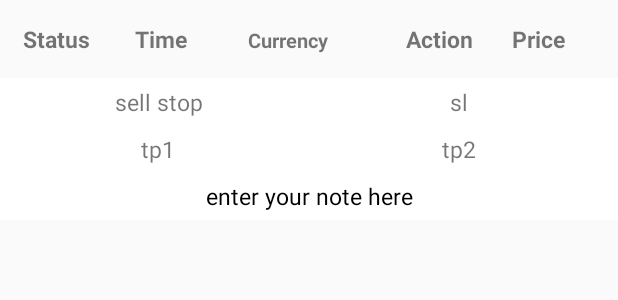
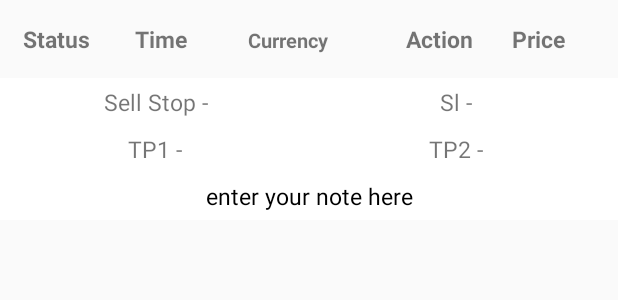
Before and after one commit to tvruikuzui/Shark-Tips, an Android app: the layout row_signal.xml on its own in the app's theme, with its tools: preview values and no code run, on a phone screen of 412 x 824 dp. Shown: the top 300 px of the screen. Run offline under Robolectric (Android 15) with nearby library versions, the phone set to English and light mode, and no system bars.

Commit message:
xml in signal

```diff
--- a/Shark-Tips/SharkTips/app/src/main/res/layout/fragment_login.xml
+++ b/Shark-Tips/SharkTips/app/src/main/res/layout/fragment_login.xml
@@ -40,4 +40,5 @@
         android:textSize="20sp"
         android:text="Login"/>
 
+
 </LinearLayout>
--- a/Shark-Tips/SharkTips/app/src/main/res/layout/fragment_signup.xml
+++ b/Shark-Tips/SharkTips/app/src/main/res/layout/fragment_signup.xml
@@ -130,6 +130,7 @@
         android:layout_height="wrap_content"
         android:background="@color/colorPrimaryDark"
         android:text="Submit"
+        android:textSize="20sp"
         android:textColor="#fff" />
 
 </LinearLayout>
--- a/Shark-Tips/SharkTips/app/src/main/res/layout/row_signal.xml
+++ b/Shark-Tips/SharkTips/app/src/main/res/layout/row_signal.xml
@@ -79,7 +79,7 @@
             <TextView
                 android:id="@+id/lblSellStop"
                 android:textSize="15sp"
-                android:text="sell stop"
+                android:text="Sell Stop - "
                 android:layout_width="0dp"
                 android:layout_weight="1"
                 android:gravity="center"
@@ -88,7 +88,7 @@
             <TextView
                 android:id="@+id/lblsl"
                 android:textSize="15sp"
-                android:text="sl"
+                android:text="Sl - "
                 android:gravity="center"
                 android:layout_width="0dp"
                 android:layout_weight="1"
@@ -102,7 +102,7 @@
             <TextView
                 android:id="@+id/lbltp1"
                 android:textSize="15sp"
-                android:text="tp1"
+                android:text="TP1 - "
                 android:gravity="center"
                 android:layout_width="0dp"
                 android:layout_weight="1"
@@ -111,7 +111,7 @@
             <TextView
                 android:id="@+id/lbltp2"
                 android:textSize="15sp"
-                android:text="tp2"
+                android:text="TP2 - "
                 android:gravity="center"
                 android:layout_width="0dp"
                 android:layout_weight="1"
```
Also changed, not shown: Shark-Tips/SharkTips/app/src/main/res/layout/fragment_offers.xml (+4 -5 lines).
